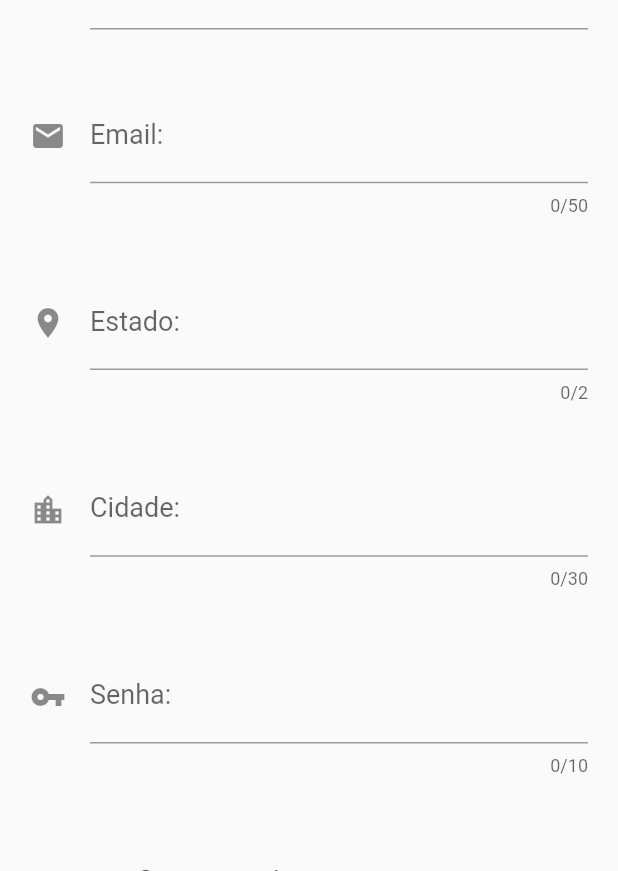
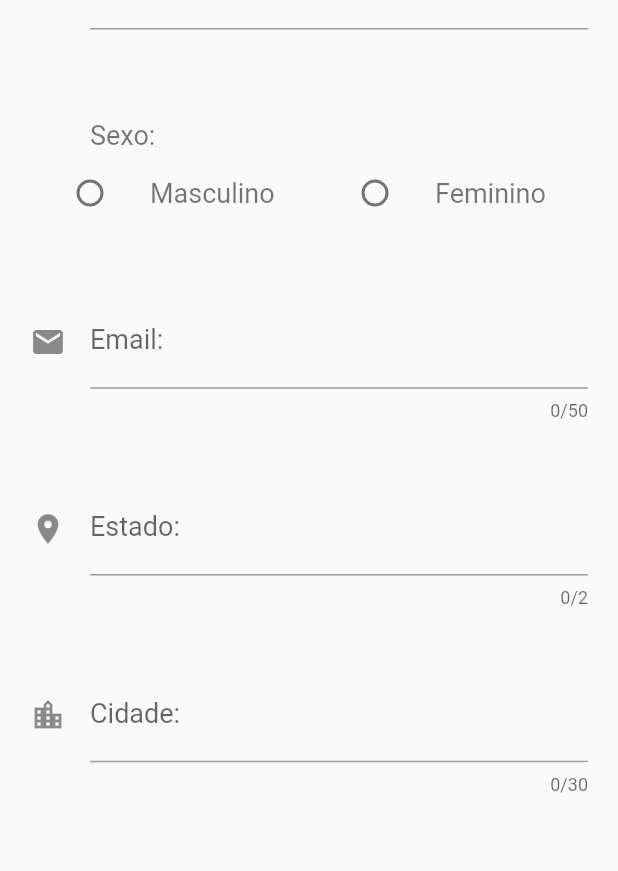
Before and after one commit to nathlopc/dr_ran, a Flutter app: the Cadastro screen opened directly, on a phone screen of 412 x 824 dp, the part 365-1236 px from its top. Run offline on Flutter 3.47's test engine with Material 2 defaults, Android fonts, the phone set to English and light mode, and no system bars; our stand-ins replace grouped_list, mask_text_input_formatter; missing offline and left inert: maps_launcher.

Commit message:
Add sexo no cadastro

```diff
--- a/lib/cadastro.dart
+++ b/lib/cadastro.dart
@@ -5,17 +5,27 @@ import 'login.dart';
 import 'util/alerta.dart';
 import 'models/userModel.dart';
 
-class Cadastro extends StatelessWidget {
+class Cadastro extends StatefulWidget {
 
   final nome = TextEditingController();
   final data = TextEditingController();
   final email = TextEditingController();
+  String sexo = "";
+  double size = 18;
   final password = TextEditingController();
   final password2 = TextEditingController();
   final estado = TextEditingController();
   final cidade = TextEditingController();
 
   var maskDate = new MaskTextInputFormatter(mask: '##/##/####', filter: {"#": RegExp(r'[0-9]')});
+
+  @override
+  State<StatefulWidget> createState() {
+    return Formulario();
+  }
+}
+
+class Formulario extends State<Cadastro> {
 
   @override
   Widget build(BuildContext context) {
@@ -29,7 +39,7 @@ class Cadastro extends StatelessWidget {
             Padding(
               padding: const EdgeInsets.all(20),
               child: TextField(
-                controller: nome,
+                controller: widget.nome,
                 style: TextStyle(
                   fontSize: 18
                 ),
@@ -44,7 +54,7 @@ class Cadastro extends StatelessWidget {
             Padding(
               padding: const EdgeInsets.all(20),
               child: TextField(
-                controller: data,
+                controller: widget.data,
                 style: TextStyle(
                   fontSize: 18
                 ),
@@ -53,13 +63,79 @@ class Cadastro extends StatelessWidget {
                   icon: Icon(Icons.calendar_today)
                 ),
                 keyboardType: TextInputType.datetime,
-                inputFormatters: [maskDate],
+                inputFormatters: [widget.maskDate],
               ),
+            ),
+            Padding(
+              padding: EdgeInsets.only(top: 40, left: 60),
+              child: Row (
+                children: <Widget>[
+                  Text(
+                    "Sexo:",
+                    style: TextStyle(
+                      color: Colors.black54,
+                      fontSize: widget.size
+                    ),
+                  ),
+                ]
+              )
+            ),
+            Padding(
+              padding: const EdgeInsets.only(top: 0, bottom: 20, left: 20, right: 20),
+              child: Row(
+                mainAxisAlignment: MainAxisAlignment.start,
+                children: <Widget>[
+                  Container(
+                    width: 190,
+                    child: ListTile (
+                      leading: Radio(
+                        value: 'M',
+                        groupValue: widget.sexo,
+                        onChanged: (String _sexo) {
+                          setState(() {
+                            widget.sexo = _sexo;
+                            widget.size = 12;
+                          });
+                        },
+                      ),
+                      title: Text(
+                        "Masculino",
+                        style: TextStyle(
+                          fontSize: 18,
+                          color: Colors.black54
+                        ),
+                      ),
+                    ),
+                  ),
+                  Container(
+                    width: 180,
+                    child: ListTile(
+                      leading: Radio(
+                        value: 'F',
+                        groupValue: widget.sexo,
+                        onChanged: (String _sexo) {
+                          setState(() {
+                            widget.sexo = _sexo;
+                            widget.size = 12;
+                          });
+                        },
+                      ),
+                      title: Text(
+                        "Feminino",
+                        style: TextStyle(
+                          fontSize: 18,
+                          color: Colors.black54
+                        ),
+                      )
+                    )
+                  )
+                ]
+              )
             ),
             Padding(
               padding: const EdgeInsets.all(20),
               child: TextField(
-                controller: email,
+                controller: widget.email,
                 style: TextStyle(
                   fontSize: 18
                 ),
@@ -74,7 +150,7 @@ class Cadastro extends StatelessWidget {
             Padding(
               padding: const EdgeInsets.all(20),
               child: TextField(
-                controller: estado,
+                controller: widget.estado,
                 style: TextStyle(
                   fontSize: 18
                 ),
@@ -89,7 +165,7 @@ class Cadastro extends StatelessWidget {
             Padding(
               padding: const EdgeInsets.all(20),
               child: TextField(
-                controller: cidade,
+                controller: widget.cidade,
                 style: TextStyle(
                   fontSize: 18
                 ),
@@ -104,7 +180,7 @@ class Cadastro extends StatelessWidget {
             Padding(
               padding: const EdgeInsets.all(20),
               child: TextField(
-                controller: password,
+                controller: widget.password,
                 obscureText: true,
                 style: TextStyle(
                   fontSize: 18
@@ -120,7 +196,7 @@ class Cadastro extends StatelessWidget {
             Padding(
               padding: const EdgeInsets.all(20),
               child: TextField(
-                controller: password2,
+                controller: widget.password2,
                 obscureText: true,
                 style: TextStyle(
                   fontSize: 18
@@ -151,31 +227,30 @@ class Cadastro extends StatelessWidget {
                   showDialog(
                     context: context,
                     builder: (BuildContext context) {
-                      debugPrint(data.text);
-                      debugPrint(maskDate.getMaskedText());
+                      debugPrint('sexo: ' + widget.sexo);
 
-                      if (nome.text == null || nome.text.trim() == "")
+                      if (widget.nome.text == null || widget.nome.text.trim() == "")
                         return Alerta("Erro", "Preencha o nome.");
 
-                      if (data.text == null || data.text.trim() == "")
+                      if (widget.data.text == null || widget.data.text.trim() == "")
                         return Alerta("Erro", "Preencha a data.");
 
-                      if (email.text == null || email.text.trim() == "")
+                      if (widget.email.text == null || widget.email.text.trim() == "")
                         return Alerta("Erro", "Preencha o e-mail.");
 
-                      if (estado.text == null || estado.text.trim() == "")
+                      if (widget.estado.text == null || widget.estado.text.trim() == "")
                         return Alerta("Erro", "Preencha o estado.");
 
-                      if (cidade.text == null || cidade.text.trim() == "")
+                      if (widget.cidade.text == null || widget.cidade.text.trim() == "")
                         return Alerta("Erro", "Preencha a cidade.");
 
-                      if (password.text == null || password.text.trim() == "")
+                      if (widget.password.text == null || widget.password.text.trim() == "")
                         return Alerta("Erro", "Preencha a senha.");
 
-                      if (password2.text != password.text)
+                      if (widget.password2.text != widget.password.text)
                         return Alerta("Erro", "Confirmação de senha incorreta!");
 
-                      final user = new User(nome.text, email.text, data.text, estado.text, cidade.text, password.text);
+                      final user = new User(widget.nome.text, widget.email.text, widget.data.text, widget.sexo, widget.estado.text, widget.cidade.text, widget.password.text);
 
                       return Login(user);
                     }
--- a/lib/login.dart
+++ b/lib/login.dart
@@ -70,7 +70,7 @@ class Login extends StatelessWidget {
                   showDialog(
                     context: context,
                     builder: (BuildContext context) {
-                      //return Home(new User("Nathália Lopes", "nathalialcoimbra@gmail.com", "18/04/1992", "SP", "São Paulo", "12345"));
+                      //return Home(new User("Nathália Lopes", "nathalialcoimbra@gmail.com", "18/04/1992", "F", "SP", "São Paulo", "12345"));
                       if (email.text == null || email.text == '')
                         return Alerta("Erro", "Preencha o campo e-mail.");
 
--- a/lib/models/userModel.dart
+++ b/lib/models/userModel.dart
@@ -3,9 +3,10 @@ class User {
   final String nome;
   final String email;
   final String data;
+  final String sexo;
   final String estado;
   final String cidade;
   final String senha;
 
-  User(this.nome, this.email, this.data, this.estado, this.cidade, this.senha);
+  User(this.nome, this.email, this.data, this.sexo, this.estado, this.cidade, this.senha);
 }
```
